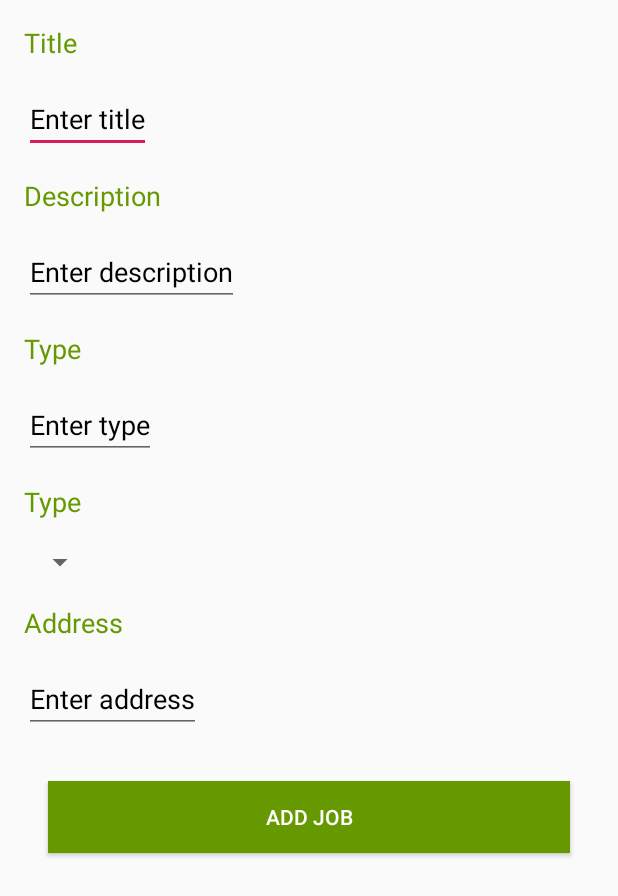
After one commit to mnovak97/OICAR-Project_BLN, an Android app: the JobAddActivity screen opened directly, with no data from a screen before it, on a phone screen of 412 x 824 dp. The commit adds this screen. Shown: the top 896 px of the screen. Run offline under Robolectric (Android 15) with nearby library versions, the phone set to English and light mode, and no system bars.

Commit message:
AddJobActivity

```diff
--- a/app/src/main/AndroidManifest.xml
+++ b/app/src/main/AndroidManifest.xml
@@ -10,19 +10,26 @@
         android:label="@string/app_name"
         android:roundIcon="@mipmap/ic_launcher_round"
         android:supportsRtl="true"
-        android:theme="@style/AppTheme"
-        >
-        <meta-data android:name="AA_DB_NAME" android:value="OICAR_Project.db" />
-        <meta-data android:name="AA_DB_VERSION" android:value="1" />
-        <meta-data android:name="AA_MODELS" android:value="com.example.oicar_project.Model.User" />
+        android:theme="@style/AppTheme">
+        <activity android:name=".JobAddActivity"></activity>
+
+        <meta-data
+            android:name="AA_DB_NAME"
+            android:value="OICAR_Project.db" />
+        <meta-data
+            android:name="AA_DB_VERSION"
+            android:value="1" />
+        <meta-data
+            android:name="AA_MODELS"
+            android:value="com.example.oicar_project.Model.User" />
+
         <provider
             android:name="com.activeandroid.content.ContentProvider"
             android:authorities="com.example.oicar_project"
             android:enabled="true"
-            android:exported="false">
-        </provider>
+            android:exported="false" />
 
-        <activity android:name=".EditProfileActivity"/>
+        <activity android:name=".EditProfileActivity" />
         <activity android:name=".SignupActivity" />
         <activity android:name=".LoginActivity">
             <intent-filter>
--- /dev/null
+++ b/app/src/main/java/com/example/oicar_project/JobAddActivity.java
@@ -0,0 +1,14 @@
+package com.example.oicar_project;
+
+import androidx.appcompat.app.AppCompatActivity;
+
+import android.os.Bundle;
+
+public class JobAddActivity extends AppCompatActivity {
+
+    @Override
+    protected void onCreate(Bundle savedInstanceState) {
+        super.onCreate(savedInstanceState);
+        setContentView(R.layout.activity_job_add);
+    }
+}
--- a/app/src/main/java/com/example/oicar_project/MainActivity.java
+++ b/app/src/main/java/com/example/oicar_project/MainActivity.java
@@ -36,12 +36,7 @@ public class MainActivity extends AppCompatActivity implements NavigationView.On
         setContentView(R.layout.activity_main);
         final DrawerLayout drawer = findViewById(R.id.drawer_layout);
         ImageButton btnMenu = findViewById(R.id.btnMenu);
-        btnMenu.setOnClickListener(new View.OnClickListener() {
-            @Override
-            public void onClick(View view) {
-                drawer.openDrawer(Gravity.LEFT);
-            }
-        });
+        ImageButton btnAdd = findViewById(R.id.btnAdd);
         NavigationView navigationView = findViewById(R.id.nav_view);
         navigationView.setNavigationItemSelectedListener(this);
         View headerView = navigationView.getHeaderView(0);
@@ -59,23 +54,20 @@ public class MainActivity extends AppCompatActivity implements NavigationView.On
                 startActivity(intent);
             }
         });
-
-        JsonPlaceHolderApi service = RetrofitClientInstance.getRetrofitInstance().create(JsonPlaceHolderApi.class);
-        Call<List<User>> call = service.getUsers();
-        call.enqueue(new Callback<List<User>>() {
+        btnMenu.setOnClickListener(new View.OnClickListener() {
             @Override
-            public void onResponse(Call<List<User>> call, Response<List<User>> response) {
-                if (!response.isSuccessful()){
-                    Toast.makeText(MainActivity.this, "Code:" + response.code(), Toast.LENGTH_SHORT).show();
-                    return;
-                }
-            }
-
-            @Override
-            public void onFailure(Call<List<User>> call, Throwable t) {
-                Toast.makeText(MainActivity.this, "Error", Toast.LENGTH_SHORT).show();
+            public void onClick(View view) {
+                drawer.openDrawer(Gravity.LEFT);
             }
         });
+        btnAdd.setOnClickListener(new View.OnClickListener() {
+            @Override
+            public void onClick(View view) {
+                Intent intent = new Intent(view.getContext(),JobAddActivity.class);
+                startActivity(intent);
+            }
+        });
+
 
     }
 
--- /dev/null
+++ b/app/src/main/res/layout/activity_job_add.xml
@@ -0,0 +1,135 @@
+<?xml version="1.0" encoding="utf-8"?>
+<androidx.constraintlayout.widget.ConstraintLayout xmlns:android="http://schemas.android.com/apk/res/android"
+    xmlns:app="http://schemas.android.com/apk/res-auto"
+    xmlns:tools="http://schemas.android.com/tools"
+    android:layout_width="match_parent"
+    android:layout_height="match_parent"
+    tools:context=".JobAddActivity">
+
+    <TextView
+    android:id="@+id/tvAddTitle"
+    android:text="@string/string_title"
+    android:textColor="@android:color/holo_green_dark"
+    android:textSize="18dp"
+    android:layout_width="wrap_content"
+    android:layout_height="wrap_content"
+    app:layout_constraintStart_toStartOf="parent"
+    app:layout_constraintTop_toTopOf="parent"
+    android:layout_margin="16dp"/>
+
+    <EditText
+        android:id="@+id/txtAddTitle"
+        android:layout_width="wrap_content"
+        android:layout_height="wrap_content"
+        android:hint="Enter title"
+        android:textColorHint="@android:color/black"
+        app:layout_constraintStart_toStartOf="@+id/tvAddTitle"
+        app:layout_constraintTop_toBottomOf="@+id/tvAddTitle"
+        android:layout_marginTop="16dp"/>
+
+    <TextView
+        android:id="@+id/tvAddDescription"
+        android:text="@string/string_description"
+        android:textColor="@android:color/holo_green_dark"
+        android:textSize="18dp"
+        android:layout_width="wrap_content"
+        android:layout_height="wrap_content"
+        app:layout_constraintStart_toStartOf="parent"
+        app:layout_constraintTop_toBottomOf="@+id/txtAddTitle"
+        android:layout_margin="16dp"/>
+
+    <EditText
+        android:id="@+id/txtAddDescription"
+        android:layout_width="wrap_content"
+        android:layout_height="wrap_content"
+        android:hint="Enter description"
+        android:textColorHint="@android:color/black"
+        app:layout_constraintStart_toStartOf="@+id/tvAddDescription"
+        app:layout_constraintTop_toBottomOf="@+id/tvAddDescription"
+        android:layout_marginTop="16dp"/>
+
+    <TextView
+        android:id="@+id/tvAddType"
+        android:text="@string/string_type"
+        android:textColor="@android:color/holo_green_dark"
+        android:textSize="18dp"
+        android:layout_width="wrap_content"
+        android:layout_height="wrap_content"
+        app:layout_constraintStart_toStartOf="parent"
+        app:layout_constraintTop_toBottomOf="@id/txtAddDescription"
+        android:layout_margin="16dp"/>
+
+    <EditText
+        android:id="@+id/txtAddType"
+        android:layout_width="wrap_content"
+        android:layout_height="wrap_content"
+        android:hint="Enter type"
+        android:textColorHint="@android:color/black"
+        app:layout_constraintStart_toStartOf="@+id/tvAddType"
+        app:layout_constraintTop_toBottomOf="@+id/tvAddType"
+        android:layout_marginTop="16dp"/>
+
+    <TextView
+        android:id="@+id/tvAddCategory"
+        android:text="@string/string_type"
+        android:textColor="@android:color/holo_green_dark"
+        android:textSize="18dp"
+        android:layout_width="wrap_content"
+        android:layout_height="wrap_content"
+        app:layout_constraintStart_toStartOf="parent"
+        app:layout_constraintTop_toBottomOf="@id/txtAddType"
+        android:layout_margin="16dp"/>
+
+   <Spinner
+       android:id="@+id/ddlAddCategory"
+       android:layout_width="wrap_content"
+       android:layout_height="wrap_content"
+       app:layout_constraintStart_toStartOf="@id/tvAddCategory"
+       app:layout_constraintTop_toBottomOf="@id/tvAddCategory"
+       android:layout_marginTop="16dp" />
+
+    <TextView
+        android:id="@+id/tvAddAddress"
+        android:layout_width="wrap_content"
+        android:layout_height="wrap_content"
+        android:text="@string/string_address"
+        android:textColor="@android:color/holo_green_dark"
+        android:textSize="18dp"
+        app:layout_constraintStart_toStartOf="parent"
+        app:layout_constraintTop_toBottomOf="@id/ddlAddCategory"
+        android:layout_margin="16dp" />
+
+    <EditText
+        android:id="@+id/txtAddAddress"
+        android:layout_width="wrap_content"
+        android:layout_height="wrap_content"
+        android:hint="Enter address"
+        android:textColorHint="@android:color/black"
+        app:layout_constraintStart_toStartOf="@+id/tvAddAddress"
+        app:layout_constraintTop_toBottomOf="@+id/tvAddAddress"
+        android:layout_marginTop="16dp"
+        />
+
+
+    <Button
+        android:id="@+id/btnAddJob"
+        android:layout_width="match_parent"
+        android:layout_height="wrap_content"
+        app:layout_constraintStart_toStartOf="parent"
+        app:layout_constraintEnd_toEndOf="parent"
+        app:layout_constraintTop_toBottomOf="@+id/txtAddAddress"
+        android:background="@android:color/holo_green_dark"
+        android:text="Add job"
+        android:textColor="@android:color/white"
+        android:layout_marginTop="32dp"
+        android:layout_marginLeft="32dp"
+        android:layout_marginRight="32dp"
+        />
+
+
+
+
+
+
+
+</androidx.constraintlayout.widget.ConstraintLayout>
--- a/app/src/main/res/values/strings.xml
+++ b/app/src/main/res/values/strings.xml
@@ -7,4 +7,8 @@
     <string name="title_activity_signup">SignupActivity</string>
     <string name="first_name">First name</string>
     <string name="last_name">Last name</string>
+    <string name="string_title">Title</string>
+    <string name="string_description">Description</string>
+    <string name="string_type">Type</string>
+    <string name="string_address">Address</string>
 </resources>
```
